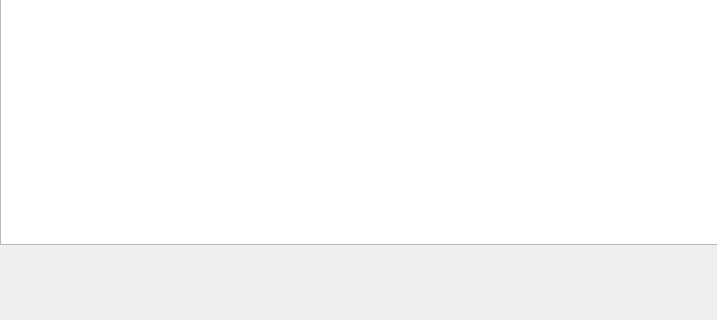
Before: the Qt Designer form TankMundial/MundialTank/multiplayer.ui in pipeflorez55/Proyecto-final, drawn with Qt 5; both pictures show x 0 to 717 and y 380 to 700 of the 1035 by 700 pixel window.
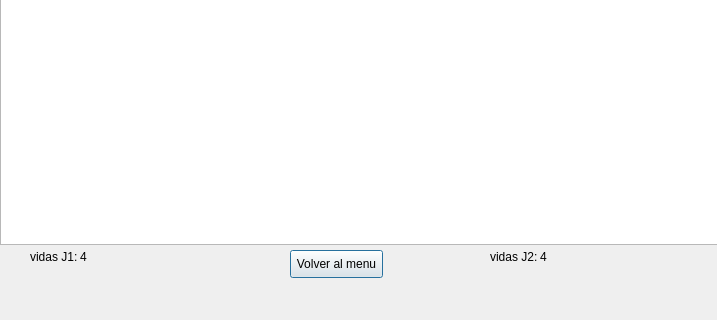
After: the same form once the commit is applied.

```diff
--- a/TankMundial/MundialTank/multiplayer.ui
+++ b/TankMundial/MundialTank/multiplayer.ui
@@ -23,6 +23,71 @@
     </rect>
    </property>
   </widget>
+  <widget class="QPushButton" name="pushButton">
+   <property name="geometry">
+    <rect>
+     <x>290</x>
+     <y>630</y>
+     <width>93</width>
+     <height>28</height>
+    </rect>
+   </property>
+   <property name="text">
+    <string>Volver al menu</string>
+   </property>
+  </widget>
+  <widget class="QLabel" name="label">
+   <property name="geometry">
+    <rect>
+     <x>30</x>
+     <y>630</y>
+     <width>47</width>
+     <height>13</height>
+    </rect>
+   </property>
+   <property name="text">
+    <string>vidas J1:</string>
+   </property>
+  </widget>
+  <widget class="QLabel" name="label_2">
+   <property name="geometry">
+    <rect>
+     <x>490</x>
+     <y>630</y>
+     <width>47</width>
+     <height>13</height>
+    </rect>
+   </property>
+   <property name="text">
+    <string>vidas J2:</string>
+   </property>
+  </widget>
+  <widget class="QLabel" name="vidasJ1">
+   <property name="geometry">
+    <rect>
+     <x>80</x>
+     <y>630</y>
+     <width>47</width>
+     <height>13</height>
+    </rect>
+   </property>
+   <property name="text">
+    <string>4</string>
+   </property>
+  </widget>
+  <widget class="QLabel" name="vidasJ2">
+   <property name="geometry">
+    <rect>
+     <x>540</x>
+     <y>630</y>
+     <width>47</width>
+     <height>13</height>
+    </rect>
+   </property>
+   <property name="text">
+    <string>4</string>
+   </property>
+  </widget>
  </widget>
  <resources/>
  <connections/>
```
